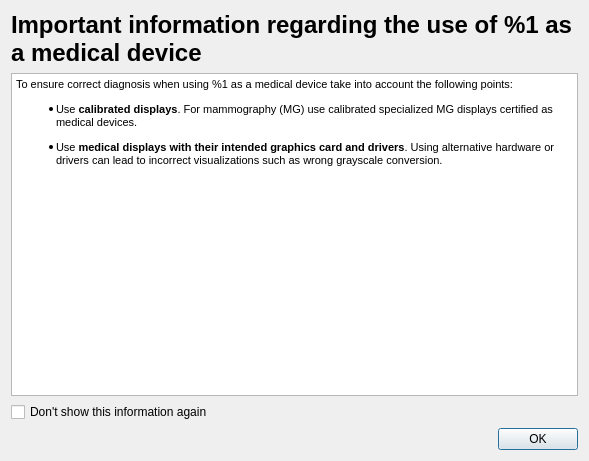
First picture: the form in starviewer/src/interface/qmedicaldeviceinformationdialogbase.ui, repository starviewer-medical/starviewer, before the edit.
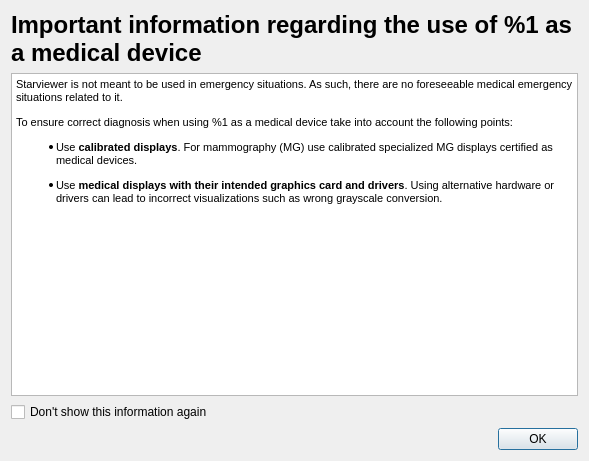
Second picture: the form after the edit.

Commit message: ENH: Add information about foreseeable emergency situations. #3082

What changed in the file:
```diff
--- a/starviewer/src/interface/qmedicaldeviceinformationdialogbase.ui
+++ b/starviewer/src/interface/qmedicaldeviceinformationdialogbase.ui
@@ -28,11 +28,16 @@
     <widget class="QTextBrowser" name="m_textBrowser">
      <property name="html">
       <string>&lt;!DOCTYPE HTML PUBLIC &quot;-//W3C//DTD HTML 4.0//EN&quot; &quot;http://www.w3.org/TR/REC-html40/strict.dtd&quot;&gt;
-&lt;html&gt;&lt;head&gt;&lt;meta name=&quot;qrichtext&quot; content=&quot;1&quot; /&gt;&lt;style type=&quot;text/css&quot;&gt;
+&lt;html&gt;&lt;head&gt;&lt;meta name=&quot;qrichtext&quot; content=&quot;1&quot; /&gt;&lt;meta charset=&quot;utf-8&quot; /&gt;&lt;style type=&quot;text/css&quot;&gt;
 p, li { white-space: pre-wrap; }
+hr { height: 1px; border-width: 0; }
+li.unchecked::marker { content: &quot;\2610&quot;; }
+li.checked::marker { content: &quot;\2612&quot;; }
 &lt;/style&gt;&lt;/head&gt;&lt;body style=&quot; font-family:'Cantarell'; font-size:11pt; font-weight:400; font-style:normal;&quot;&gt;
+&lt;p style=&quot; margin-top:12px; margin-bottom:12px; margin-left:0px; margin-right:0px; -qt-block-indent:0; text-indent:0px;&quot;&gt;&lt;span style=&quot; font-family:'MS Shell Dlg 2'; font-size:8pt;&quot;&gt;Starviewer is not meant to be used in emergency situations. As such, there are no foreseeable medical emergency situations related to it.&lt;/span&gt;&lt;/p&gt;
 &lt;p style=&quot; margin-top:12px; margin-bottom:12px; margin-left:0px; margin-right:0px; -qt-block-indent:0; text-indent:0px;&quot;&gt;&lt;span style=&quot; font-family:'MS Shell Dlg 2'; font-size:8pt;&quot;&gt;To ensure correct diagnosis when using %1 as a medical device take into account the following points:&lt;/span&gt;&lt;/p&gt;
-&lt;ul style=&quot;margin-top: 0px; margin-bottom: 0px; margin-left: 0px; margin-right: 0px; -qt-list-indent: 1;&quot;&gt;&lt;li style=&quot; font-family:'MS Shell Dlg 2'; font-size:8pt;&quot; style=&quot; margin-top:12px; margin-bottom:12px; margin-left:0px; margin-right:0px; -qt-block-indent:0; text-indent:0px;&quot;&gt;Use &lt;span style=&quot; font-weight:600;&quot;&gt;calibrated displays&lt;/span&gt;. For mammography (MG) use calibrated specialized MG displays certified as medical devices.&lt;/li&gt;
+&lt;ul style=&quot;margin-top: 0px; margin-bottom: 0px; margin-left: 0px; margin-right: 0px; -qt-list-indent: 1;&quot;&gt;
+&lt;li style=&quot; font-family:'MS Shell Dlg 2'; font-size:8pt;&quot; style=&quot; margin-top:12px; margin-bottom:12px; margin-left:0px; margin-right:0px; -qt-block-indent:0; text-indent:0px;&quot;&gt;Use &lt;span style=&quot; font-weight:600;&quot;&gt;calibrated displays&lt;/span&gt;. For mammography (MG) use calibrated specialized MG displays certified as medical devices.&lt;/li&gt;
 &lt;li style=&quot; font-family:'MS Shell Dlg 2'; font-size:8pt;&quot; style=&quot; margin-top:12px; margin-bottom:12px; margin-left:0px; margin-right:0px; -qt-block-indent:0; text-indent:0px;&quot;&gt;Use &lt;span style=&quot; font-weight:600;&quot;&gt;medical displays with their intended graphics card and drivers&lt;/span&gt;. Using alternative hardware or drivers can lead to incorrect visualizations such as wrong grayscale conversion.&lt;/li&gt;&lt;/ul&gt;&lt;/body&gt;&lt;/html&gt;</string>
      </property>
     </widget>
```
